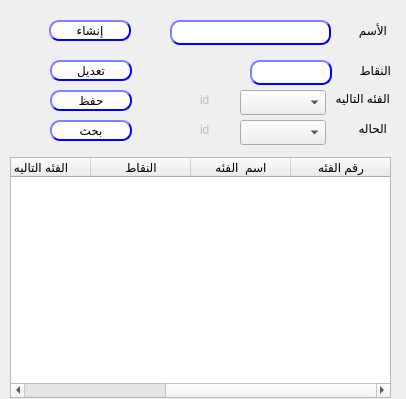
Old version of the form presentation/loyalty_ui/createModifyCustTp.ui in the repository shymaa123456/HyperPOS2020.
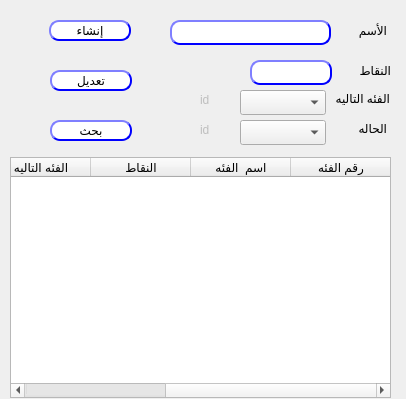
New version of the form.

```diff
--- a/presentation/loyalty_ui/createModifyCustTp.ui
+++ b/presentation/loyalty_ui/createModifyCustTp.ui
@@ -158,43 +158,6 @@
     </property>
    </column>
   </widget>
-  <widget class="QPushButton" name="BTN_getCustTp">
-   <property name="geometry">
-    <rect>
-     <x>50</x>
-     <y>60</y>
-     <width>82</width>
-     <height>21</height>
-    </rect>
-   </property>
-   <property name="styleSheet">
-    <string notr="true">QPushButton{
-                                        background-color: white;
-                                        border-style: outset;
-                                        border-width: 2px;
-                                        border-radius: 10px;
-                                        border-color: blue;
-                                        min-width: 6em;
-                                        }
-                                        QPushButton:hover {
-                                        background: qradialgradient(
-                                        cx: 0.3, cy: -0.4, fx: 0.3, fy: -0.4,
-                                        radius: 1.35, stop: 0 #fff, stop: 1 #bbb
-                                        );
-                                        }
-                                        QPushButton:pressed {
-                                        border-style: inset;
-                                        background: qradialgradient(
-                                        cx: 0.4, cy: -0.1, fx: 0.4, fy: -0.1,
-                                        radius: 1.35, stop: 0 #fff, stop: 1 #ddd
-                                        );
-                                        }
-                                    </string>
-   </property>
-   <property name="text">
-    <string>تعديل</string>
-   </property>
-  </widget>
   <widget class="QLineEdit" name="LE_points">
    <property name="geometry">
     <rect>
@@ -341,7 +304,7 @@
    <property name="geometry">
     <rect>
      <x>50</x>
-     <y>90</y>
+     <y>70</y>
      <width>82</width>
      <height>21</height>
     </rect>
@@ -371,7 +334,23 @@
                                     </string>
    </property>
    <property name="text">
-    <string>حفظ</string>
+    <string>تعديل</string>
+   </property>
+  </widget>
+  <widget class="QLabel" name="LB_custTpId">
+   <property name="enabled">
+    <bool>false</bool>
+   </property>
+   <property name="geometry">
+    <rect>
+     <x>140</x>
+     <y>20</y>
+     <width>31</width>
+     <height>20</height>
+    </rect>
+   </property>
+   <property name="text">
+    <string/>
    </property>
   </widget>
  </widget>
```
Left out of the diff: 9 changed lines with no effect on the pictures.
